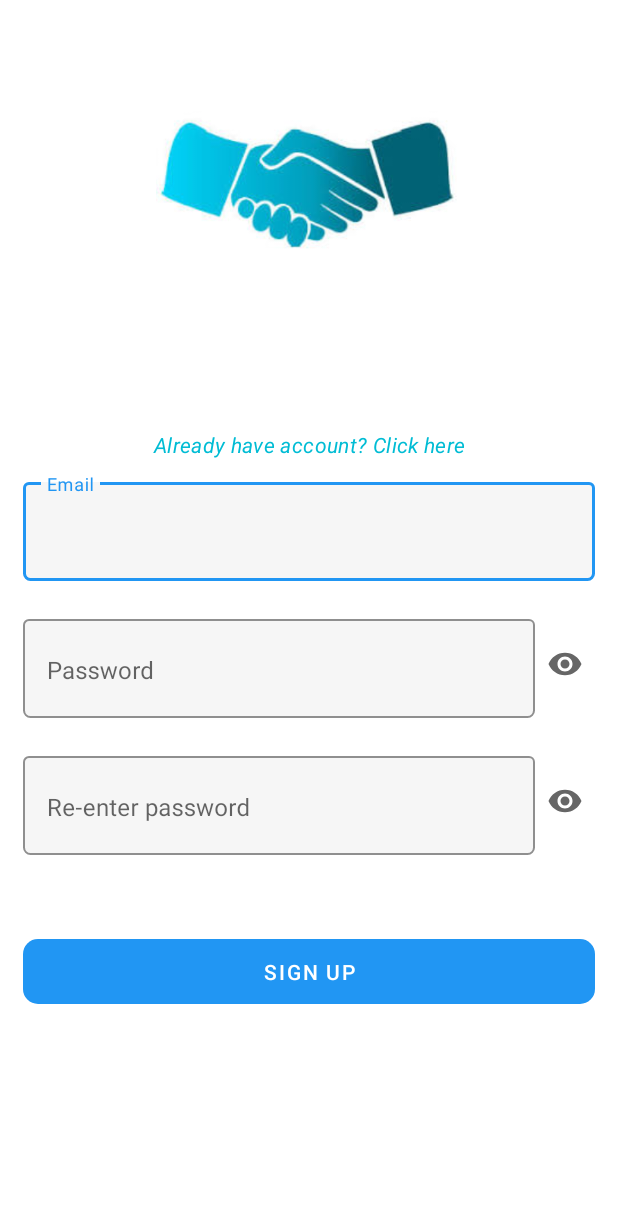
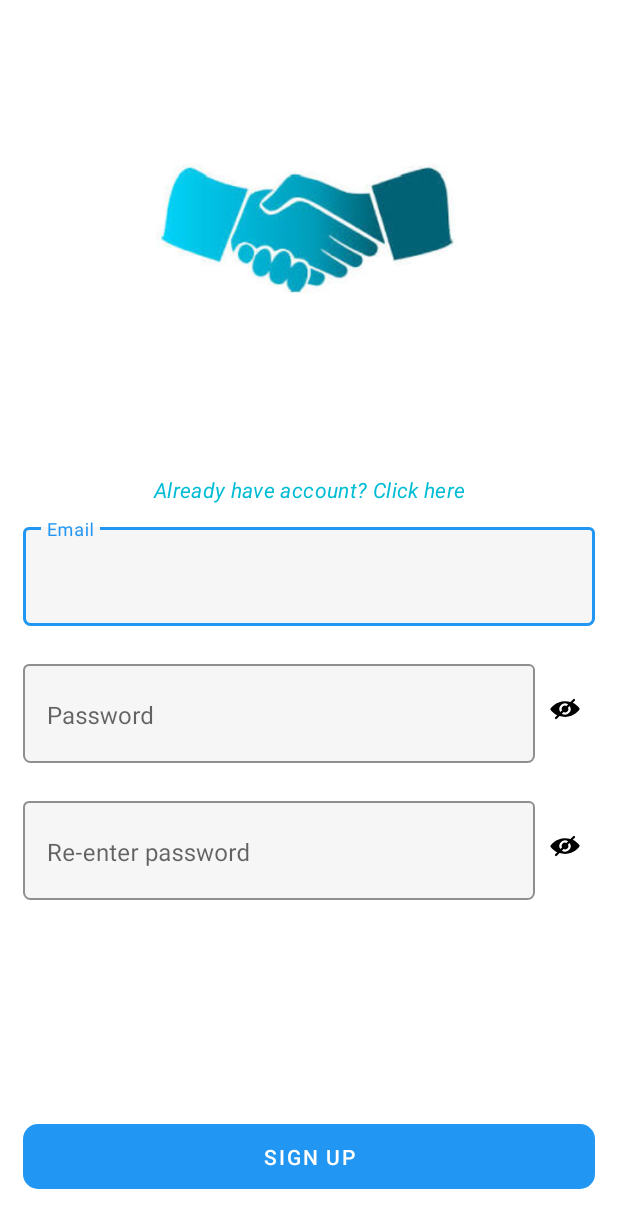
Before and after one commit to it19075136/fuel-mgmt-app-frontend, an Android app: the screen it shows after launch (UserRegistration), after a tap on "New User? Click here", on a phone screen of 412 x 824 dp. Shown: the top 1228 px of the screen. Run offline under Robolectric (Android 15) with nearby library versions, the phone set to English and light mode, and no system bars; 2 other taps on this screen came first.

Commit message:
show password fix

```diff
--- a/app/src/main/java/com/example/fuel_mgmt_app_frontend/User/MainActivity.java
+++ b/app/src/main/java/com/example/fuel_mgmt_app_frontend/User/MainActivity.java
@@ -4,8 +4,10 @@ import androidx.appcompat.app.AppCompatActivity;
 
 import android.content.Intent;
 import android.os.Bundle;
+import android.text.InputType;
 import android.view.View;
 import android.widget.Button;
+import android.widget.ImageView;
 import android.widget.TextView;
 import android.widget.Toast;
 
@@ -20,6 +22,11 @@ public class MainActivity extends AppCompatActivity {
     TextView signupText;
     Button loginbtn;
     DBHelper DB;
+
+
+    ImageView showPass;
+
+    private static final int HIDDEN_PASSWORD = 129;
 
     @Override
     protected void onCreate(Bundle savedInstanceState) {
@@ -36,28 +43,32 @@ public class MainActivity extends AppCompatActivity {
             Intent intent =  new Intent(MainActivity.this,SelectRegisrationType.class);
             startActivity(intent);
         }
+
+        showPass = findViewById(R.id.showPass);
+
+        showPass.setOnClickListener(new View.OnClickListener() {
+            @Override
+            public void onClick(View view) {
+                if(passwordEditText.getInputType() == HIDDEN_PASSWORD) {
+                    passwordEditText.setInputType(InputType.TYPE_TEXT_VARIATION_VISIBLE_PASSWORD);
+                    showPass.setImageDrawable(getDrawable(R.drawable.show_pass_24));
+                }
+                else {
+                    passwordEditText.setInputType(HIDDEN_PASSWORD);
+                    showPass.setImageDrawable(getDrawable(R.drawable.ic_hide));
+                }
+            }
+        });
+
+
         signupText.setOnClickListener(new View.OnClickListener() {
             @Override
             public void onClick(View view) {
                 Intent intent =  new Intent(MainActivity.this,UserRegistration.class);
                 startActivity(intent);
-//                String email = emailEditText.getText().toString();
-//                String password = passwordEditText.getText().toString();
-//
-//
-//                if(email.equals("")||password.equals("")){
-//                    Toast.makeText(MainActivity.this, "Please Enter all the details", Toast.LENGTH_SHORT).show();
-//                }
-//                else if(DB.checkEmailPassword(email,password)){
-//                    Toast.makeText(MainActivity.this, "Login successful", Toast.LENGTH_SHORT).show();
-//                    Intent intent =  new Intent(MainActivity.this,SelectRegisrrationType.class);
-//                    startActivity(intent);
-//                }
-//                else{
-//                    Toast.makeText(MainActivity.this, "Login Unsuccessfull", Toast.LENGTH_SHORT).show();
-//                }
             }
         });
+
         loginbtn.setOnClickListener(new View.OnClickListener() {
             @Override
             public void onClick(View view) {
--- a/app/src/main/java/com/example/fuel_mgmt_app_frontend/User/UserRegistration.java
+++ b/app/src/main/java/com/example/fuel_mgmt_app_frontend/User/UserRegistration.java
@@ -4,8 +4,10 @@ import androidx.appcompat.app.AppCompatActivity;
 
 import android.content.Intent;
 import android.os.Bundle;
+import android.text.InputType;
 import android.view.View;
 import android.widget.Button;
+import android.widget.ImageView;
 import android.widget.TextView;
 import android.widget.Toast;
 
@@ -21,11 +23,14 @@ public class UserRegistration extends AppCompatActivity{
     TextView loginText;
     DBHelper DB;
 
+    ImageView showPass,showPassRe;
+
+    private static final int HIDDEN_PASSWORD = 129;
+
     @Override
     protected void onCreate(Bundle savedInstanceState) {
         super.onCreate(savedInstanceState);
         setContentView(R.layout.activity_user_registration);
-
 
         emailEditText =  findViewById(R.id.email);
         passwordEditText =  findViewById(R.id.password);
@@ -42,6 +47,38 @@ public class UserRegistration extends AppCompatActivity{
             public void onClick(View view) {
                 Intent intent =  new Intent(UserRegistration.this,MainActivity.class);
                 startActivity(intent);
+            }
+        });
+
+
+        showPass = findViewById(R.id.showPass);
+        showPassRe = findViewById(R.id.showPassRe);
+
+        showPass.setOnClickListener(new View.OnClickListener() {
+            @Override
+            public void onClick(View view) {
+                if(passwordEditText.getInputType() == HIDDEN_PASSWORD) {
+                    passwordEditText.setInputType(InputType.TYPE_TEXT_VARIATION_VISIBLE_PASSWORD);
+                    showPass.setImageDrawable(getDrawable(R.drawable.show_pass_24));
+                }
+                else {
+                    passwordEditText.setInputType(HIDDEN_PASSWORD);
+                    showPass.setImageDrawable(getDrawable(R.drawable.ic_hide));
+                }
+            }
+        });
+
+        showPassRe.setOnClickListener(new View.OnClickListener() {
+            @Override
+            public void onClick(View view) {
+                if(rePasswordEditText.getInputType() == HIDDEN_PASSWORD) {
+                    rePasswordEditText.setInputType(InputType.TYPE_TEXT_VARIATION_VISIBLE_PASSWORD);
+                    showPassRe.setImageDrawable(getDrawable(R.drawable.show_pass_24));
+                }
+                else {
+                    rePasswordEditText.setInputType(HIDDEN_PASSWORD);
+                    showPassRe.setImageDrawable(getDrawable(R.drawable.ic_hide));
+                }
             }
         });
 
--- /dev/null
+++ b/app/src/main/res/drawable/ic_hide.xml
@@ -0,0 +1,5 @@
+<vector android:height="24dp" android:viewportHeight="32"
+    android:viewportWidth="32" android:width="24dp" xmlns:android="http://schemas.android.com/apk/res/android">
+    <path android:fillColor="#FF000000" android:fillType="evenOdd"
+        android:pathData="m20.849,9.737 l2.444,-2.444a1,1 0,0 1,1.414 1.414l-1.831,1.832c3.97,1.896 5.952,4.874 5.952,4.874l0.003,0.005a1,1 0,0 1,0.002 1.109l-0.003,0.005S24.56,23 16,23c-1.808,0 -3.424,-0.286 -4.849,-0.737l-2.444,2.444a1,1 0,0 1,-1.414 -1.414l1.831,-1.832c-3.97,-1.896 -5.952,-4.874 -5.952,-4.874l-0.003,-0.005a1,1 0,0 1,-0.002 -1.109l0.003,-0.005S7.44,9 16,9c1.808,0 3.424,0.286 4.849,0.737ZM20.171,13.243 L18.707,14.707a3.001,3.001 0,0 1,-4 4l-1.464,1.464a5.002,5.002 0,0 0,6.928 -6.928ZM18.757,11.829a5.002,5.002 0,0 0,-6.928 6.928l1.464,-1.464a3.001,3.001 0,0 1,4 -4l1.464,-1.464Z" android:strokeLineJoin="round"/>
+</vector>
--- a/app/src/main/res/layout/activity_user_registration.xml
+++ b/app/src/main/res/layout/activity_user_registration.xml
@@ -12,18 +12,18 @@
         android:id="@+id/fuelyImage"
         android:layout_width="203dp"
         android:layout_height="211dp"
-        android:layout_alignParentTop="true"
         android:layout_centerHorizontal="true"
+        android:layout_marginTop="30dp"
         android:contentDescription="@string/shake_hand_image"
         android:src="@drawable/shake_hand" />
 
     <com.google.android.material.textview.MaterialTextView
         android:id="@+id/AlreadyHaveAccount"
         style="@style/TextAppearance.MaterialComponents.Body2"
-        android:layout_marginTop="50dp"
         android:layout_width="match_parent"
         android:layout_height="wrap_content"
         android:layout_below="@+id/fuelyImage"
+        android:layout_marginTop="50dp"
         android:padding="10dp"
         android:text="@string/already_have_account_click_here"
         android:textAlignment="center"
@@ -53,39 +53,40 @@
 
     <LinearLayout
         android:id="@+id/passwordInput"
+        android:layout_width="match_parent"
+        android:layout_height="wrap_content"
         android:layout_below="@+id/emailInput"
-        android:layout_width="match_parent"
         android:layout_marginTop="20dp"
-        android:layout_height="wrap_content"
-        android:orientation="horizontal"
-        android:gravity="center_vertical">
+        android:gravity="center_vertical"
+        android:orientation="horizontal">
 
         <com.google.android.material.textfield.TextInputLayout
-        app:boxCornerRadiusBottomStart="5dp"
-        app:boxCornerRadiusBottomEnd="5dp"
+            android:layout_width="wrap_content"
+            android:layout_height="wrap_content"
+            android:layout_weight="90"
             android:outlineAmbientShadowColor="@color/primaryBlue"
             app:boxBackgroundColor="@color/placeholderColor"
             app:boxBackgroundMode="outline"
-        android:layout_weight="90"
-        android:layout_width="wrap_content"
-        android:layout_height="wrap_content">
+            app:boxCornerRadiusBottomEnd="5dp"
+            app:boxCornerRadiusBottomStart="5dp">
 
             <com.google.android.material.textfield.TextInputEditText
                 android:id="@+id/password"
-            android:inputType="textPassword"
-            android:paddingBottom="20dp"
                 android:layout_width="match_parent"
                 android:layout_height="wrap_content"
-            android:hint="@string/password" />
+                android:hint="@string/password"
+                android:inputType="textPassword"
+                android:paddingBottom="20dp" />
 
         </com.google.android.material.textfield.TextInputLayout>
 
         <ImageButton
-            android:background="@color/design_default_color_on_primary"
-            android:layout_weight="5"
+            android:id="@+id/showPass"
             android:layout_width="24dp"
             android:layout_height="24dp"
-            android:src="@drawable/show_pass_24" />
+            android:layout_weight="5"
+            android:background="@color/design_default_color_on_primary"
+            android:src="@drawable/ic_hide" />
 
     </LinearLayout>
 
@@ -119,11 +120,12 @@
     </com.google.android.material.textfield.TextInputLayout>
 
         <ImageButton
+            android:id="@+id/showPassRe"
             android:background="@color/design_default_color_on_primary"
             android:layout_width="24dp"
             android:layout_height="24dp"
             android:layout_weight="5"
-            android:src="@drawable/show_pass_24" />
+            android:src="@drawable/ic_hide" />
 
     </LinearLayout>
 
@@ -132,9 +134,9 @@
         style="@style/Widget.MaterialComponents.Button.UnelevatedButton"
         android:layout_width="match_parent"
         android:layout_height="wrap_content"
-        android:layout_below="@id/confirmPasswordInput"
         android:layout_centerHorizontal="true"
-        android:layout_marginTop="50dp"
+        android:layout_alignParentBottom="true"
+        android:layout_marginBottom="10dp"
         android:padding="12dp"
         android:text="@string/sign_up"
         android:textColor="@color/white"
```
Also changed, not shown: app/src/main/res/layout/activity_main.xml (+6 -6 lines). Lines whose indentation alone changed are shown as unchanged.
